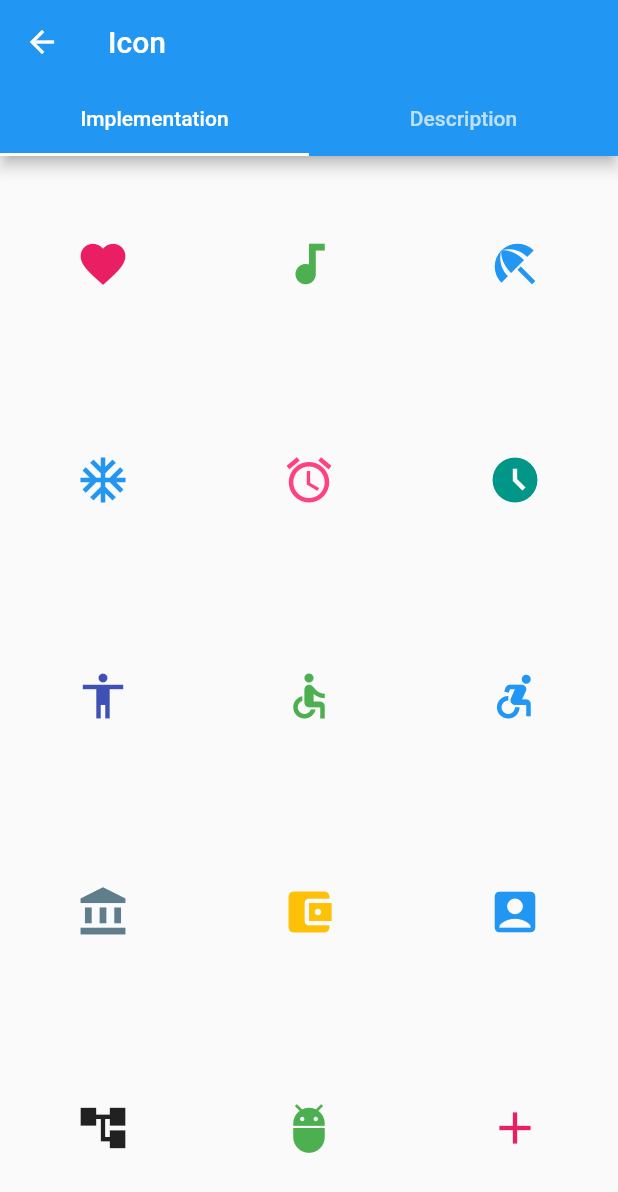
After one commit to rktejesh/Fluttadex, a Flutter app: the screen it shows after launch, after a tap on an icon or button, on a phone screen of 412 x 824 dp. The commit adds this screen. Shown: the top 1192 px of the screen. Run offline on Flutter 3.47's test engine with Material 2 defaults, Android fonts, the phone set to English and light mode, and no system bars; network calls fail.

Commit message:
Implemented icon widget

```diff
--- /dev/null
+++ b/lib/routes/icon.dart
@@ -0,0 +1,136 @@
+import 'package:flutter/cupertino.dart';
+import 'package:flutter/material.dart';
+
+class IconImplementation extends StatelessWidget {
+  const IconImplementation({Key? key}) : super(key: key);
+  @override
+  Widget build(BuildContext context) {
+    return Scaffold(
+      body: Column(
+        mainAxisAlignment: MainAxisAlignment.spaceAround,
+        children: [
+          Row(
+            mainAxisAlignment: MainAxisAlignment.spaceAround,
+            children: const <Widget>[
+              Icon(
+                Icons.favorite,
+                color: Colors.pink,
+                size: 36.0,
+              ),
+              Icon(
+                Icons.audiotrack,
+                color: Colors.green,
+                size: 36.0,
+              ),
+              Icon(
+                Icons.beach_access,
+                color: Colors.blue,
+                size: 36.0,
+              ),
+            ],
+          ),
+
+          Row(
+            mainAxisAlignment: MainAxisAlignment.spaceAround,
+            children: const <Widget>[
+              Icon(
+                Icons.ac_unit,
+                color: Colors.blue,
+                size: 36.0,
+              ),
+              Icon(
+                Icons.access_alarm,
+                color: Colors.pinkAccent,
+                size: 36.0,
+              ),
+              Icon(
+                Icons.access_time_filled,
+                color: Colors.teal,
+                size: 36.0,
+              ),
+            ],
+          ),
+
+          Row(
+            mainAxisAlignment: MainAxisAlignment.spaceAround,
+            children: const <Widget>[
+              Icon(
+                Icons.accessibility,
+                color: Colors.indigo,
+                size: 36.0,
+              ),
+              Icon(
+                Icons.accessible,
+                color: Colors.green,
+                size: 36.0,
+              ),
+              Icon(
+                Icons.accessible_forward,
+                color: Colors.blue,
+                size: 36.0,
+              ),
+            ],
+          ),
+
+          Row(
+            mainAxisAlignment: MainAxisAlignment.spaceAround,
+            children: const <Widget>[
+              Icon(
+                Icons.account_balance,
+                color: Colors.blueGrey,
+                size: 36.0,
+              ),
+              Icon(
+                Icons.account_balance_wallet,
+                color: Colors.amber,
+                size: 36.0,
+              ),
+              Icon(
+                Icons.account_box,
+                color: Colors.blue,
+                size: 36.0,
+              ),
+            ],
+          ),
+
+          Row(
+            mainAxisAlignment: MainAxisAlignment.spaceAround,
+            children: const <Widget>[
+              Icon(
+                Icons.account_tree,
+                color: Colors.black87,
+                size: 36.0,
+              ),
+              Icon(
+                Icons.adb,
+                color: Colors.green,
+                size: 36.0,
+              ),
+              Icon(
+                Icons.add,
+                color: Colors.pink,
+                size: 36.0,
+              ),
+            ],
+          ),
+
+        ],
+      ),
+    );
+  }
+}
+
+class IconDescription extends StatelessWidget {
+  const IconDescription({Key? key}) : super(key: key);
+
+  @override
+  Widget build(BuildContext context) {
+    return const Center(
+      child: Text(
+        'Flutter allows us to use variety of icons.\n\n To list a few we have: favourite, audiotrack, beach_access, ac_unit, access_alarm, access_time, accessibility, adb, add... and the list goes on and on.',
+        style: TextStyle(),
+        textAlign: TextAlign.center,
+      ),
+    );
+  }
+}
--- a/lib/widget_list.dart
+++ b/lib/widget_list.dart
@@ -4,6 +4,7 @@ import 'package:flutterista/models/widget_window.dart';
 import 'package:flutterista/routes/appBar.dart';
 import 'package:flutterista/routes/column.dart';
 import 'package:flutterista/routes/image.dart';
+import 'package:flutterista/routes/icon.dart';
 import 'routes/row.dart';
 import 'routes/container.dart';
 
@@ -52,6 +53,12 @@ class _ListBuilderState extends State<ListBuilder> {
           description: ImageDescription(),
           link: "https://api.flutter.dev/flutter/widgets/Image-class.html",
       ),
+      WidgetModel(
+        name: "Icon",
+        implementation: IconImplementation(),
+        description: IconDescription(),
+        link: "https://api.flutter.dev/flutter/widgets/Icon-class.html",
+      ),
     ];
 
     return ListView(
```
